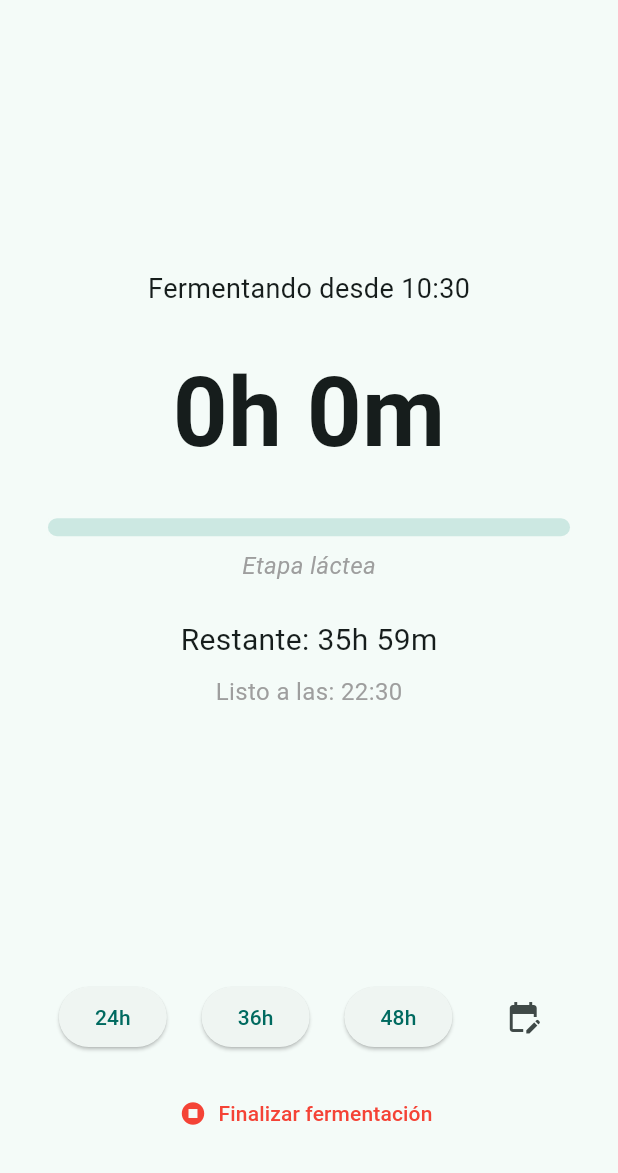
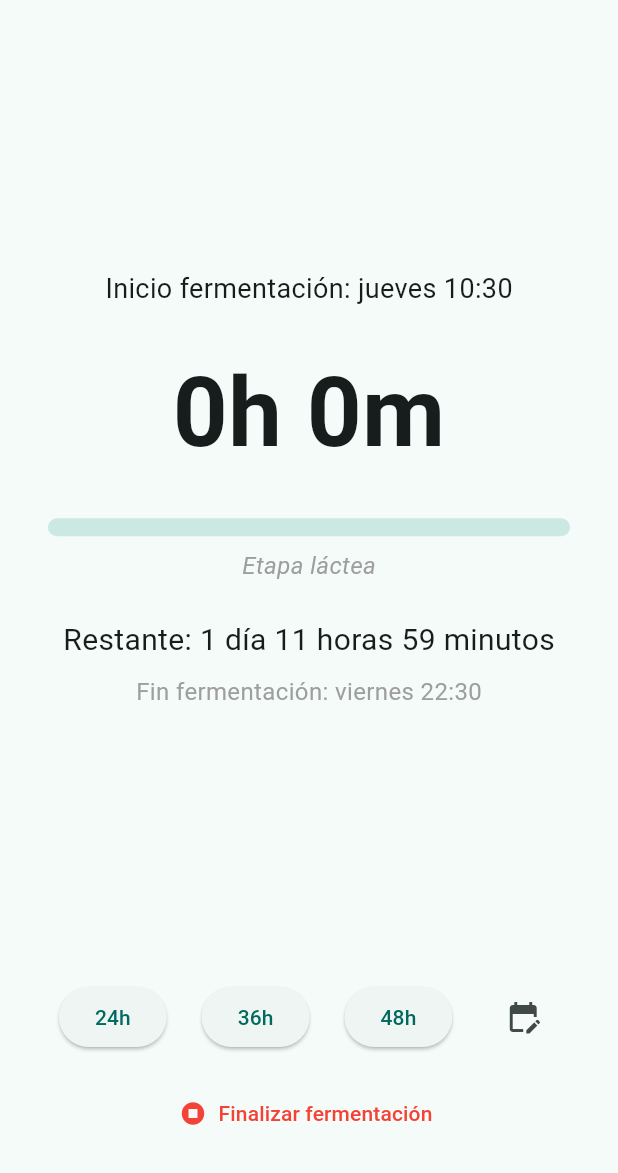
Before and after one commit to raulmoralesruiz/kefir-control, a Flutter app: the screen it shows after launch, item 2 of the bottom bar chosen, on a phone screen of 412 x 824 dp, the part 63-1236 px from its top. Run offline on Flutter 3.47's test engine with Material 3 defaults, Android fonts, the phone set to English and light mode, and no system bars; our stand-ins replace flutter_local_notifications, shared_preferences.

Commit message:
Mejora de formato horario

```diff
--- a/lib/widgets/time_progress.dart
+++ b/lib/widgets/time_progress.dart
@@ -12,10 +12,51 @@ class TimeProgress extends StatelessWidget {
     return '${hours}h ${minutes}m';
   }
 
-  String _formatTime(DateTime time) {
+  String _getSpanishDay(int weekday) {
+    switch (weekday) {
+      case DateTime.monday:
+        return 'lunes';
+      case DateTime.tuesday:
+        return 'martes';
+      case DateTime.wednesday:
+        return 'miércoles';
+      case DateTime.thursday:
+        return 'jueves';
+      case DateTime.friday:
+        return 'viernes';
+      case DateTime.saturday:
+        return 'sábado';
+      case DateTime.sunday:
+        return 'domingo';
+      default:
+        return '';
+    }
+  }
+
+  String _formatDateTime(DateTime time) {
+    final day = _getSpanishDay(time.weekday);
     final h = time.hour.toString().padLeft(2, '0');
     final m = time.minute.toString().padLeft(2, '0');
-    return '$h:$m';
+    return '$day $h:$m';
+  }
+
+  String _formatRemainingDuration(Duration duration) {
+    if (duration.isNegative) return '0 minutos';
+    final days = duration.inDays;
+    final hours = duration.inHours.remainder(24);
+    final minutes = duration.inMinutes.remainder(60);
+
+    List<String> parts = [];
+    if (days > 0) {
+      parts.add('$days ${days == 1 ? "día" : "días"}');
+    }
+    if (hours > 0) {
+      parts.add('$hours ${hours == 1 ? "hora" : "horas"}');
+    }
+    if (minutes > 0 || parts.isEmpty) {
+      parts.add('$minutes ${minutes == 1 ? "minuto" : "minutos"}');
+    }
+    return parts.join(' ');
   }
 
   @override
@@ -24,7 +65,7 @@ class TimeProgress extends StatelessWidget {
       mainAxisAlignment: MainAxisAlignment.center,
       children: [
         Text(
-          'Fermentando desde ${_formatTime(fermentation.startTime)}',
+          'Inicio fermentación: ${_formatDateTime(fermentation.startTime)}',
           style: const TextStyle(fontSize: 18),
         ),
         const SizedBox(height: 24),
@@ -49,12 +90,12 @@ class TimeProgress extends StatelessWidget {
         ),
         const SizedBox(height: 24),
         Text(
-          'Restante: ${_formatDuration(fermentation.remaining)}',
+          'Restante: ${_formatRemainingDuration(fermentation.remaining)}',
           style: const TextStyle(fontSize: 20),
         ),
         const SizedBox(height: 8),
         Text(
-          'Listo a las: ${_formatTime(fermentation.estimatedFinishTime)}',
+          'Fin fermentación: ${_formatDateTime(fermentation.estimatedFinishTime)}',
           style: const TextStyle(fontSize: 16, color: Colors.grey),
         ),
       ],
```
